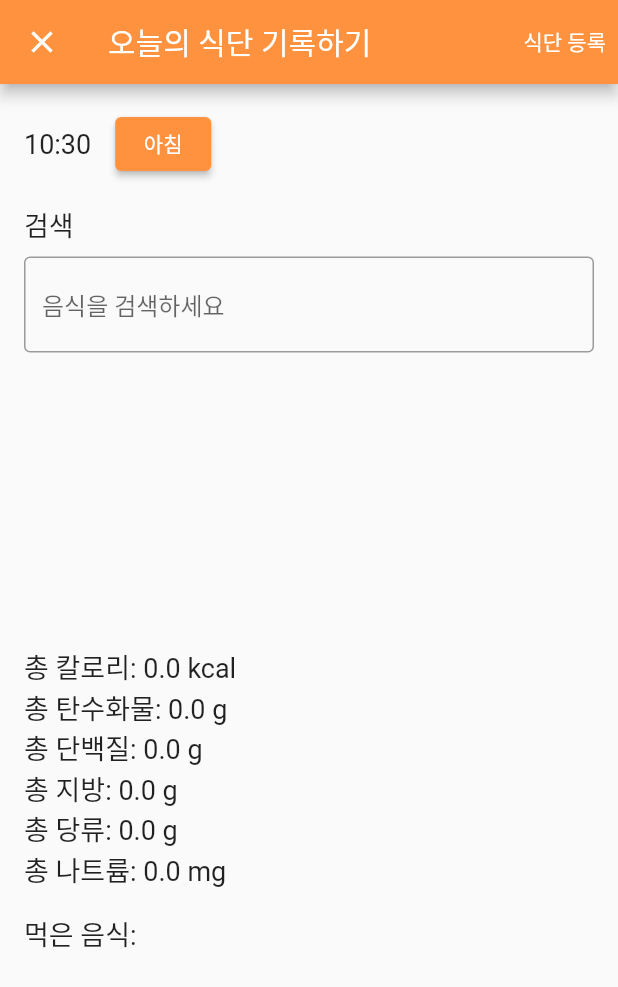
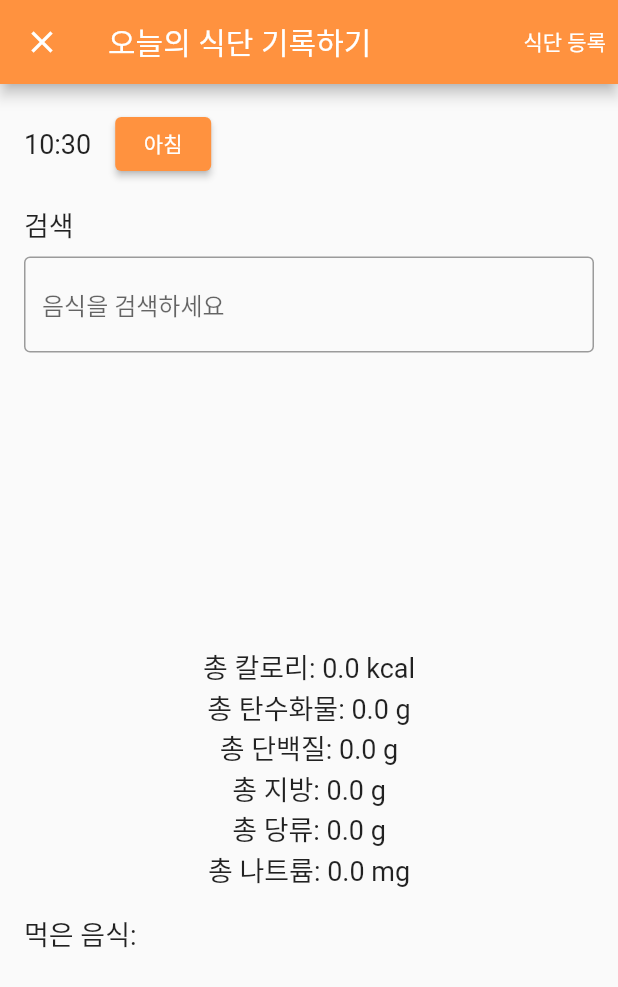
Before and after one commit to Hyunjiiing/OSS-TeamProject2, a Flutter app: the DietRecordPage screen opened directly, on a phone screen of 412 x 824 dp. Shown: the top 987 px of the screen. Run offline on Flutter 3.47's test engine with Material 2 defaults, Android fonts, the phone set to English and light mode, and no system bars; our stand-ins replace cloud_firestore, firebase_core, fl_chart, shared_preferences, table_calendar; accounts and stored records are empty.

Commit message:
식단 등록 UI 수정

```diff
--- a/flutter_app/lib/J_mealrecordUI.dart
+++ b/flutter_app/lib/J_mealrecordUI.dart
@@ -146,7 +146,16 @@ class _DietRecordPageState extends State<DietRecordPage> {
             SizedBox(height: 8),
             TextField(
               decoration: InputDecoration(
-                border: OutlineInputBorder(),
+                border: OutlineInputBorder(
+                    borderSide: BorderSide(
+                      color: const Color(0xffFF923F), width: 3,
+                    )),
+                focusedBorder: OutlineInputBorder(
+                  borderSide: BorderSide(
+                    color: const Color(0xffFF923F),
+                    width: 3,
+                  ),
+                ),
                 hintText: '음식을 검색하세요',
               ),
               maxLines: null,
@@ -181,8 +190,9 @@ class _DietRecordPageState extends State<DietRecordPage> {
               ),
             ),
             SizedBox(height: 16),
-            Column(
-              crossAxisAlignment: CrossAxisAlignment.start,
+            Center(
+              child: Column(
+                crossAxisAlignment: CrossAxisAlignment.center,
                 children: [
                   Text(
                     '총 칼로리: ${totalCalories.toStringAsFixed(1)} kcal',
@@ -209,6 +219,7 @@ class _DietRecordPageState extends State<DietRecordPage> {
                     style: TextStyle(fontSize: 18),
                   ),
                 ],
+              ),
             ),
             SizedBox(height: 16),
             Text(
```
Lines whose indentation alone changed are shown as unchanged.
